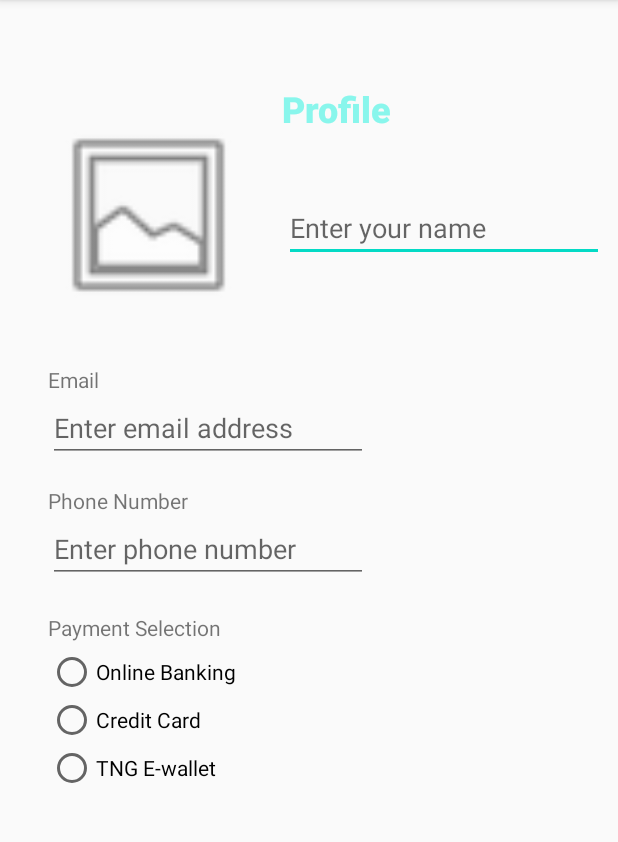
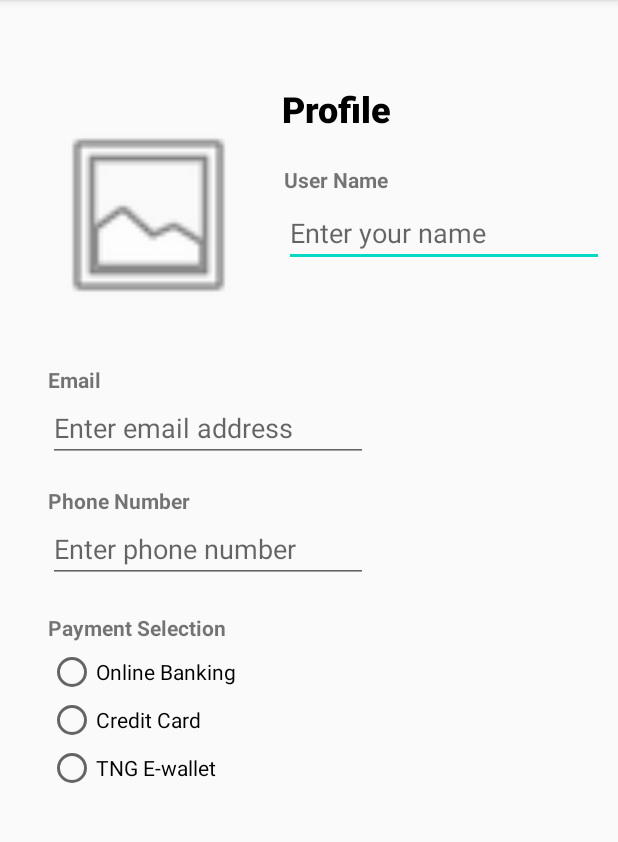
Before and after one commit to RyanYee1057/Assignment, an Android app: the profile screen opened directly, with no data from a screen before it, on a phone screen of 412 x 824 dp, the part 84-926 px from its top. Run offline under Robolectric (Android 15) with nearby library versions, the light colour scheme and no system bars.

Commit message:
By Yee Zhi Sheng

```diff
--- a/app/src/main/java/com/example/assignment/profile.java
+++ b/app/src/main/java/com/example/assignment/profile.java
@@ -20,8 +20,8 @@ public class profile extends AppCompatActivity{
         // Get the intent and its data.
         Intent intent = getIntent();
         String message = intent.getStringExtra(MainActivity.EXTRA_MESSAGE);
-        TextView textView = findViewById(R.id.name);
-        textView.setText(message);
+        //TextView textView = findViewById(R.id.name);
+        //textView.setText(message);
     }
 
     public void onRadioButtonClicked(View view) {
--- a/app/src/main/res/layout/profile.xml
+++ b/app/src/main/res/layout/profile.xml
@@ -20,17 +20,6 @@
         app:srcCompat="@android:drawable/ic_menu_gallery" />
 
     <TextView
-        android:id="@+id/name"
-        android:layout_width="wrap_content"
-        android:layout_height="wrap_content"
-        android:layout_marginStart="23dp"
-        android:layout_marginLeft="23dp"
-        android:layout_marginTop="19dp"
-        android:text="@string/name"
-        app:layout_constraintStart_toEndOf="@+id/imageView"
-        app:layout_constraintTop_toBottomOf="@+id/title" />
-
-    <TextView
         android:id="@+id/title"
         android:layout_width="wrap_content"
         android:layout_height="wrap_content"
@@ -38,7 +27,7 @@
         android:layout_marginLeft="22dp"
         android:layout_marginTop="56dp"
         android:text="@string/profile"
-        android:textColor="#89F6EC"
+        android:textColor="@android:color/black"
         android:textSize="24sp"
         android:textStyle="bold"
         app:fontFamily="sans-serif-black"
@@ -51,7 +40,7 @@
         android:layout_height="wrap_content"
         android:layout_marginStart="23dp"
         android:layout_marginLeft="23dp"
-        android:layout_marginTop="2dp"
+        android:layout_marginTop="3dp"
         android:ems="10"
         android:hint="@string/enter_your_name"
         android:importantForAutofill="no"
@@ -69,6 +58,7 @@
         android:layout_marginLeft="32dp"
         android:layout_marginTop="16dp"
         android:text="@string/email"
+        android:textStyle="bold"
         app:layout_constraintStart_toStartOf="parent"
         app:layout_constraintTop_toBottomOf="@+id/imageView" />
 
@@ -93,6 +83,7 @@
         android:layout_marginLeft="32dp"
         android:layout_marginTop="16dp"
         android:text="@string/phone_number"
+        android:textStyle="bold"
         app:layout_constraintStart_toStartOf="parent"
         app:layout_constraintTop_toBottomOf="@+id/enter_EmailAddress" />
 
@@ -118,6 +109,7 @@
         android:layout_marginLeft="32dp"
         android:layout_marginTop="20dp"
         android:text="@string/payment_selection"
+        android:textStyle="bold"
         app:layout_constraintBottom_toTopOf="@+id/radioGroup"
         app:layout_constraintStart_toStartOf="parent"
         app:layout_constraintTop_toBottomOf="@+id/enter_phone_num" />
@@ -156,4 +148,16 @@
             android:text="@string/tng_e_wallet" />
     </RadioGroup>
 
+    <TextView
+        android:id="@+id/name"
+        android:layout_width="wrap_content"
+        android:layout_height="wrap_content"
+        android:layout_marginStart="23dp"
+        android:layout_marginLeft="23dp"
+        android:layout_marginTop="21dp"
+        android:text="@string/user_name"
+        android:textStyle="bold"
+        app:layout_constraintStart_toEndOf="@+id/imageView"
+        app:layout_constraintTop_toBottomOf="@+id/title" />
+
 </androidx.constraintlayout.widget.ConstraintLayout>
```
